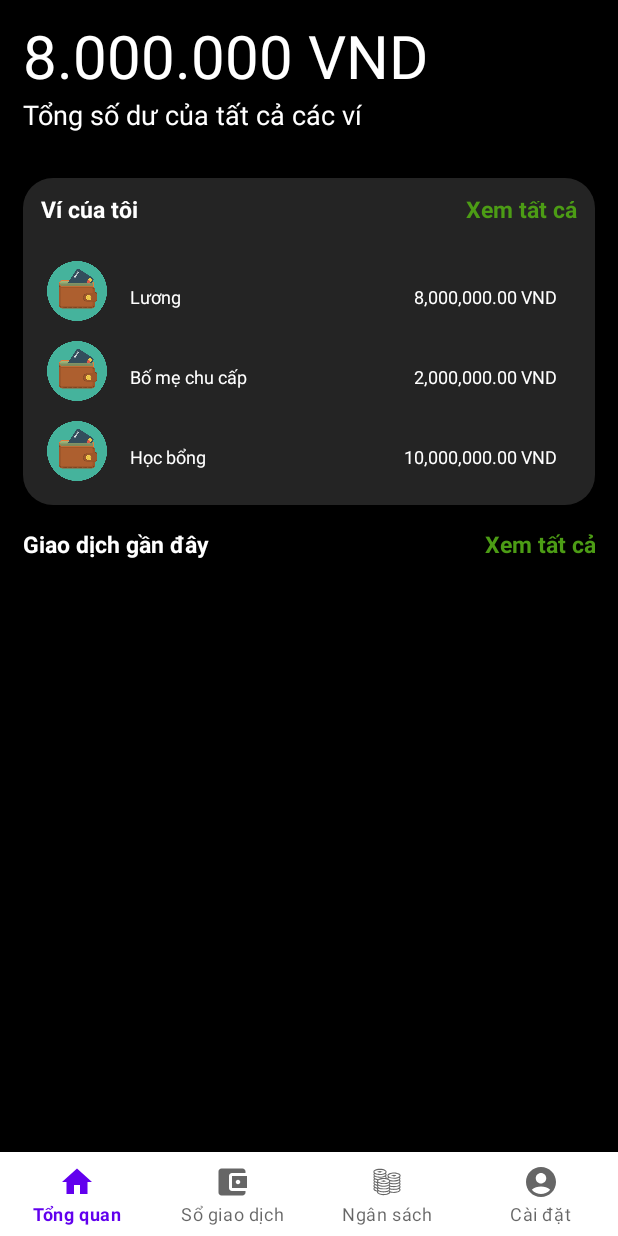
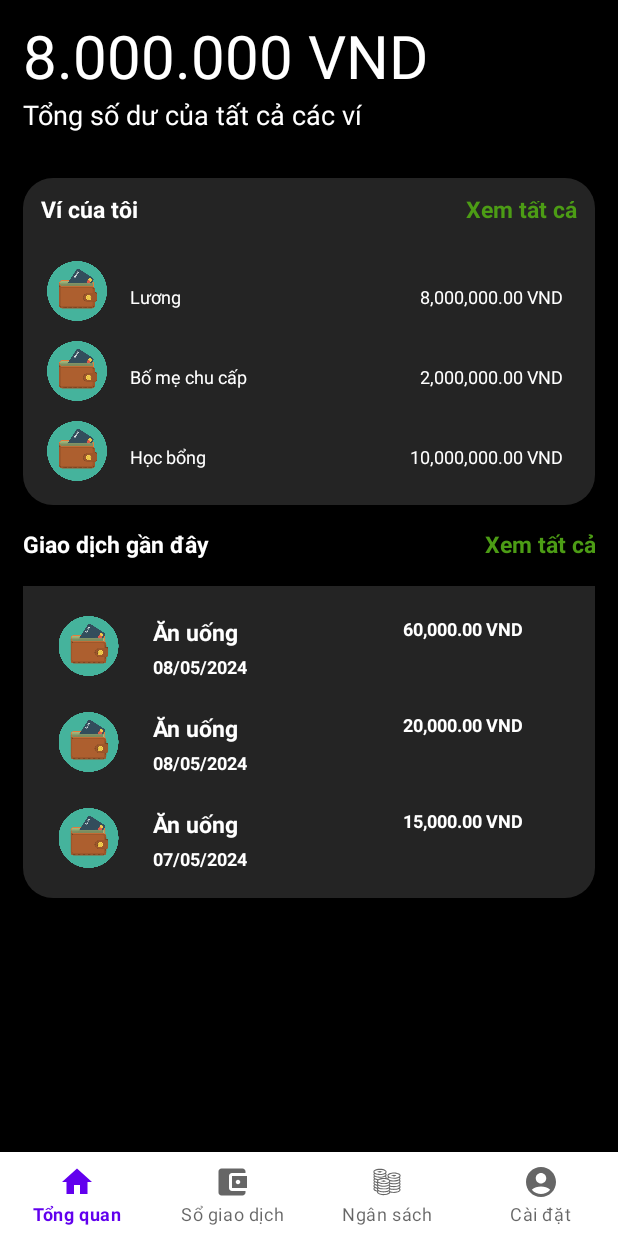
Before and after one commit to gamohamhoc/MoneyLoverApp, an Android app: the screen it shows after launch (MainActivity), on a phone screen of 412 x 824 dp. Run offline under Robolectric (Android 15) with nearby library versions, the phone set to English and light mode, and no system bars; our stand-ins replace navigation-ui.

Commit message:
update recent transaction recycler view

```diff
--- a/app/src/main/java/com/example/moneyloverapp/fragments/DashboardFragment.java
+++ b/app/src/main/java/com/example/moneyloverapp/fragments/DashboardFragment.java
@@ -10,10 +10,13 @@ import androidx.recyclerview.widget.LinearLayoutManager;
 import androidx.recyclerview.widget.RecyclerView;
 
 import com.example.moneyloverapp.R;
+import com.example.moneyloverapp.models.Transaction;
 import com.example.moneyloverapp.models.Wallet;
+import com.example.moneyloverapp.recycleViews.RecentTransactions.RecentTransactionsAdapter;
 import com.example.moneyloverapp.recycleViews.WalletList.WalletListAdapter;
 
 import java.util.ArrayList;
+import java.util.Date;
 import java.util.List;
 
 /**
@@ -79,6 +82,17 @@ public class DashboardFragment extends Fragment {
         walletListRV.setLayoutManager(new LinearLayoutManager(view.getContext()));
         walletListRV.setAdapter(new WalletListAdapter(view.getContext(), walletList));
 
+        //recent transaction recycler view
+        RecyclerView recentTransactionRV = view.findViewById(R.id.recent_transaction_list);
+
+        List<Transaction> recentTransactions = new ArrayList<>();
+        recentTransactions.add(new Transaction("Ăn trưa", "Ăn uống", 60000, 1, new Date(2024 - 1900, 4, 8)));
+        recentTransactions.add(new Transaction("Ăn sáng", "Ăn uống", 20000, 1, new Date(2024 - 1900, 4, 8)));
+        recentTransactions.add(new Transaction("Ăn sáng", "Ăn uống", 15000, 1, new Date(2024 - 1900, 4, 7)));
+
+        recentTransactionRV.setLayoutManager(new LinearLayoutManager(view.getContext()));
+        recentTransactionRV.setAdapter(new RecentTransactionsAdapter(view.getContext(), recentTransactions));
+
         // Inflate the layout for this fragment
         return view;
     }
--- a/app/src/main/java/com/example/moneyloverapp/recycleViews/RecentTransactions/RecentTransactionsAdapter.java
+++ b/app/src/main/java/com/example/moneyloverapp/recycleViews/RecentTransactions/RecentTransactionsAdapter.java
@@ -1,4 +1,47 @@
 package com.example.moneyloverapp.recycleViews.RecentTransactions;
 
-public class RecentTransactionsAdapter {
+import android.content.Context;
+import android.view.LayoutInflater;
+import android.view.ViewGroup;
+
+import androidx.annotation.NonNull;
+import androidx.recyclerview.widget.RecyclerView;
+
+import com.example.moneyloverapp.R;
+import com.example.moneyloverapp.models.Transaction;
+import com.example.moneyloverapp.recycleViews.WalletList.WalletListViewHolder;
+import com.example.moneyloverapp.ultilities.DateTimeUltilities;
+import com.example.moneyloverapp.ultilities.NumberUltilities;
+
+import java.util.List;
+
+public class RecentTransactionsAdapter extends RecyclerView.Adapter<RecentTransactionsViewHolder> {
+
+    Context context;
+    List<Transaction> recentTransactions;
+
+    public RecentTransactionsAdapter(Context context, List<Transaction> recentTransactions) {
+        this.context = context;
+        this.recentTransactions = recentTransactions;
+    }
+
+    @NonNull
+    @Override
+    public RecentTransactionsViewHolder onCreateViewHolder(@NonNull ViewGroup parent, int viewType) {
+        return new RecentTransactionsViewHolder(
+                LayoutInflater.from(context).inflate(R.layout.item_transaction, parent, false));
+    }
+
+    @Override
+    public void onBindViewHolder(@NonNull RecentTransactionsViewHolder holder, int position) {
+        holder.category.setText(recentTransactions.get(position).getCategory());
+        holder.date.setText(DateTimeUltilities.FormatDate("dd/MM/yyyy" ,recentTransactions.get(position).getCreatedDate()));
+        holder.amount.setText(NumberUltilities.FormatBalance(recentTransactions.get(position).getAmount()));
+        holder.imageView.setImageResource(R.drawable.wallet_icon);
+    }
+
+    @Override
+    public int getItemCount() {
+        return recentTransactions.size();
+    }
 }
--- a/app/src/main/java/com/example/moneyloverapp/recycleViews/RecentTransactions/RecentTransactionsViewHolder.java
+++ b/app/src/main/java/com/example/moneyloverapp/recycleViews/RecentTransactions/RecentTransactionsViewHolder.java
@@ -1,4 +1,27 @@
 package com.example.moneyloverapp.recycleViews.RecentTransactions;
 
-public class RecentTransactionsViewHolder {
+import android.view.View;
+import android.widget.ImageView;
+import android.widget.TextView;
+
+import androidx.annotation.NonNull;
+import androidx.recyclerview.widget.RecyclerView;
+
+import com.example.moneyloverapp.R;
+
+public class RecentTransactionsViewHolder extends RecyclerView.ViewHolder {
+    ImageView imageView;
+    TextView category;
+    TextView date;
+    TextView amount;
+
+
+    public RecentTransactionsViewHolder(@NonNull View itemView) {
+        super(itemView);
+
+        imageView = itemView.findViewById(R.id.transaction_img);
+        category = itemView.findViewById(R.id.transaction_category);
+        date = itemView.findViewById(R.id.transaction_date);
+        amount = itemView.findViewById(R.id.transaction_amount);
+    }
 }
--- /dev/null
+++ b/app/src/main/java/com/example/moneyloverapp/ultilities/DateTimeUltilities.java
@@ -0,0 +1,16 @@
+package com.example.moneyloverapp.ultilities;
+
+import java.text.SimpleDateFormat;
+import java.util.Date;
+
+public class DateTimeUltilities {
+
+    private static SimpleDateFormat sdf = new SimpleDateFormat();
+
+    public static String FormatDate(String format, Date date){
+        sdf.applyPattern(format);
+
+        return sdf.format(date);
+    }
+
+}
--- a/app/src/main/res/drawable/round_shape.xml
+++ b/app/src/main/res/drawable/round_shape.xml
@@ -1,7 +1,6 @@
 <?xml version="1.0" encoding="utf-8"?>
 <shape xmlns:android="http://schemas.android.com/apk/res/android"
     android:shape="rectangle">
-    <solid android:color="#eeffffff" />
     <corners android:bottomRightRadius="100dp"
         android:bottomLeftRadius="100dp"
         android:topRightRadius="100dp"
--- a/app/src/main/res/layout/fragment_dashboard.xml
+++ b/app/src/main/res/layout/fragment_dashboard.xml
@@ -109,5 +109,13 @@
 
     </LinearLayout>
 
+    <androidx.recyclerview.widget.RecyclerView
+        android:id="@+id/recent_transaction_list"
+        android:layout_width="match_parent"
+        android:layout_height="wrap_content"
+        android:background="@drawable/rounded_corners_bottom"
+        android:padding="8dp"
+        android:layout_marginTop="12dp"
+        app:layout_constraintTop_toBottomOf="@+id/recent_transaction_header"/>
 
 </androidx.constraintlayout.widget.ConstraintLayout>
--- a/app/src/main/res/layout/item_transaction.xml
+++ b/app/src/main/res/layout/item_transaction.xml
@@ -3,58 +3,57 @@
     android:layout_width="match_parent"
     android:layout_height="wrap_content"
     android:orientation="horizontal"
-    android:paddingRight="12dp"
+    android:paddingRight="8dp"
     android:paddingLeft="8dp"
-    android:background="@drawable/round_shape"
-    android:layout_marginTop="5dp"
-    android:layout_marginEnd="5dp">
+    android:layout_marginTop="12dp"
+    android:layout_marginBottom="12dp">
 
     <!--    image-->
     <ImageView
-        android:id="@+id/habit_image"
+        android:id="@+id/transaction_img"
         android:layout_width="0dp"
         android:layout_weight="1"
         android:layout_height="40dp"
-        android:layout_marginRight="15dp"
-        android:layout_centerVertical="true"/>
+        android:layout_marginEnd="15dp" />
     <!--    transaction-->
     <RelativeLayout
-        android:id="@+id/habit_info"
+        android:id="@+id/transaction_info"
         android:layout_width="0dp"
-        android:layout_weight="3"
-        android:layout_height="48dp"
-        android:layout_toRightOf="@+id/habit_image">
+        android:layout_height="match_parent"
+        android:layout_weight="3">
 
         <!--        category-->
         <TextView
-            android:id="@+id/habit_name"
+            android:id="@+id/transaction_category"
             android:layout_width="match_parent"
-            android:layout_height="30dp"
-            android:textStyle="bold"
+            android:layout_height="25dp"
             android:text="Du lịch"
-            android:textSize="18sp"/>
+            android:textSize="15sp"
+            android:textColor="@color/white"
+            android:textStyle="bold" />
 
         <!--        date-->
         <TextView
-            android:id="@+id/habit_status"
+            android:id="@+id/transaction_date"
             android:layout_width="match_parent"
-            android:layout_height="18dp"
-            android:layout_below="@+id/habit_name"
-            android:textStyle="bold"
+            android:layout_height="15dp"
+            android:layout_below="@+id/transaction_category"
             android:text="05/05/2024"
-            android:textSize="12sp"/>
+            android:textSize="12sp"
+            android:textColor="@color/white"
+            android:textStyle="bold" />
 
     </RelativeLayout>
 
     <!--    total amount-->
     <TextView
+        android:id="@+id/transaction_amount"
         android:layout_width="0dp"
         android:layout_weight="2"
-        android:layout_height="48dp"
-        android:layout_toRightOf="@+id/habit_info"
+        android:layout_height="match_parent"
         android:text="1,000,000 VND"
-        android:textSize="20sp"
-        android:textStyle="bold"
-        android:gravity="center"
-        android:layout_centerVertical="true"/>
+        android:textSize="12sp"
+        android:textAlignment="gravity"
+        android:textColor="@color/white"
+        android:textStyle="bold" />
 </LinearLayout>
--- a/app/src/main/res/layout/item_wallet.xml
+++ b/app/src/main/res/layout/item_wallet.xml
@@ -3,7 +3,7 @@
     android:layout_width="match_parent"
     android:layout_height="wrap_content"
     android:orientation="horizontal"
-    android:paddingRight="12dp"
+    android:paddingRight="8dp"
     android:paddingLeft="8dp"
     android:layout_marginTop="5dp"
     android:layout_marginEnd="5dp">
```
